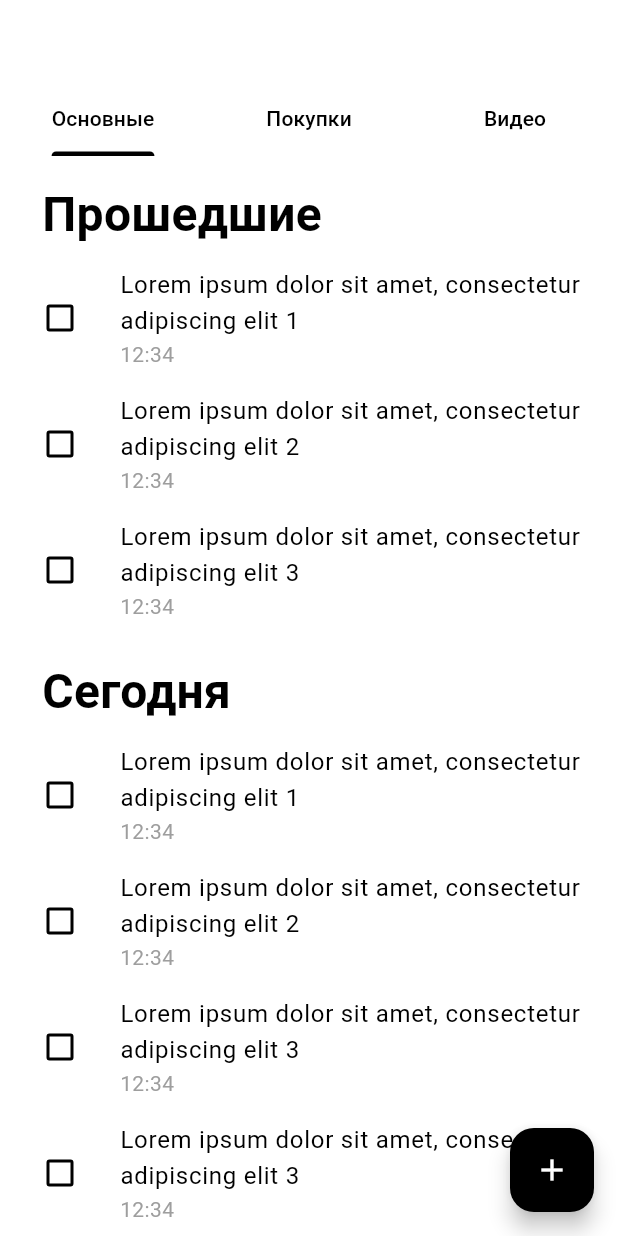
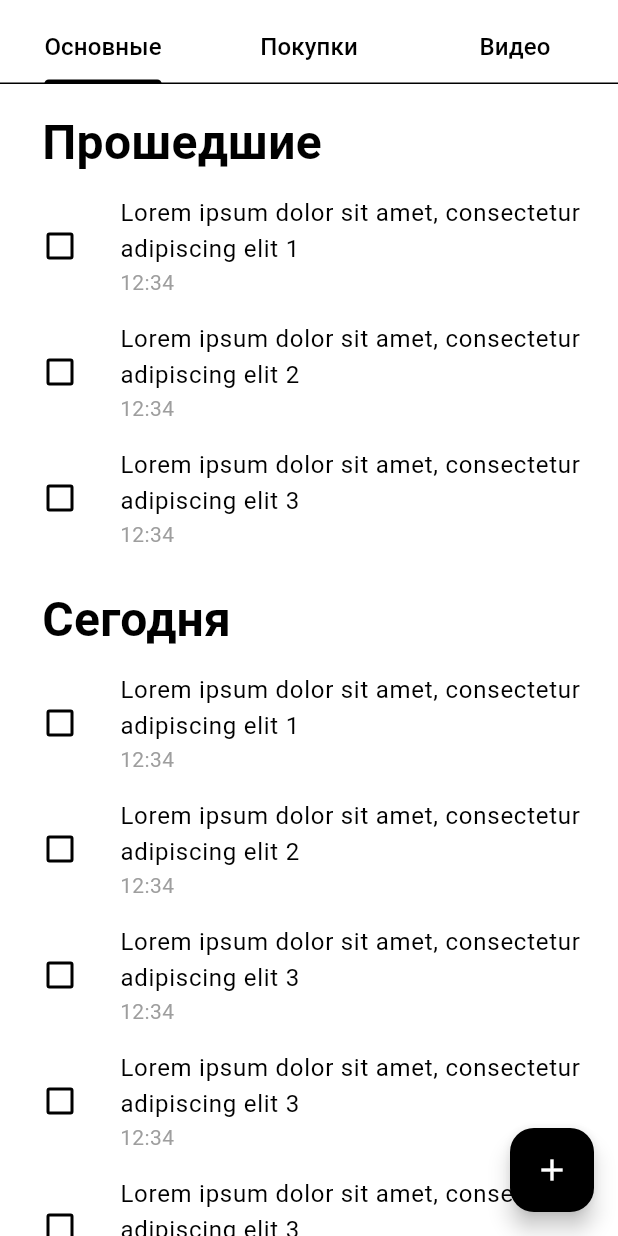
Before and after one commit to darthNihilu/todo-app-flutter, a Flutter app: the screen it shows after launch, on a phone screen of 412 x 824 dp. Run offline on Flutter 3.47's test engine with Material 2 defaults, Android fonts, the light colour scheme and no system bars; generated files the repository leaves out were written again.

Commit message:
fix: appearence

```diff
--- a/lib/src/sample_feature/sample_item_list_view.dart
+++ b/lib/src/sample_feature/sample_item_list_view.dart
@@ -51,7 +51,9 @@ class SampleItemListViewState extends State<SampleItemListView> {
       length: 3,
       child: Scaffold(
         appBar: AppBar(
-          bottom: const TabBar(
+          bottom: const PreferredSize(
+            preferredSize: Size.fromHeight(0.0), // Adjust the height as needed
+            child: TabBar(
               tabs: <Widget>[
                 Tab(text: 'Основные'),
                 Tab(text: 'Покупки'),
@@ -60,7 +62,10 @@ class SampleItemListViewState extends State<SampleItemListView> {
               indicatorColor: Colors.black,
               labelColor: Colors.black,
               unselectedLabelColor: Colors.black,
-            dividerColor: Colors.transparent,
+              labelStyle: TextStyle(fontSize: 16), // Adjust the font size
+              labelPadding: EdgeInsets.zero, // Remove padding around labels
+              indicatorWeight: 2.0, // Adjust the indicator thickness
+            ),
           ),
         ),
         body: SafeArea(
```
Lines whose indentation alone changed are shown as unchanged.
